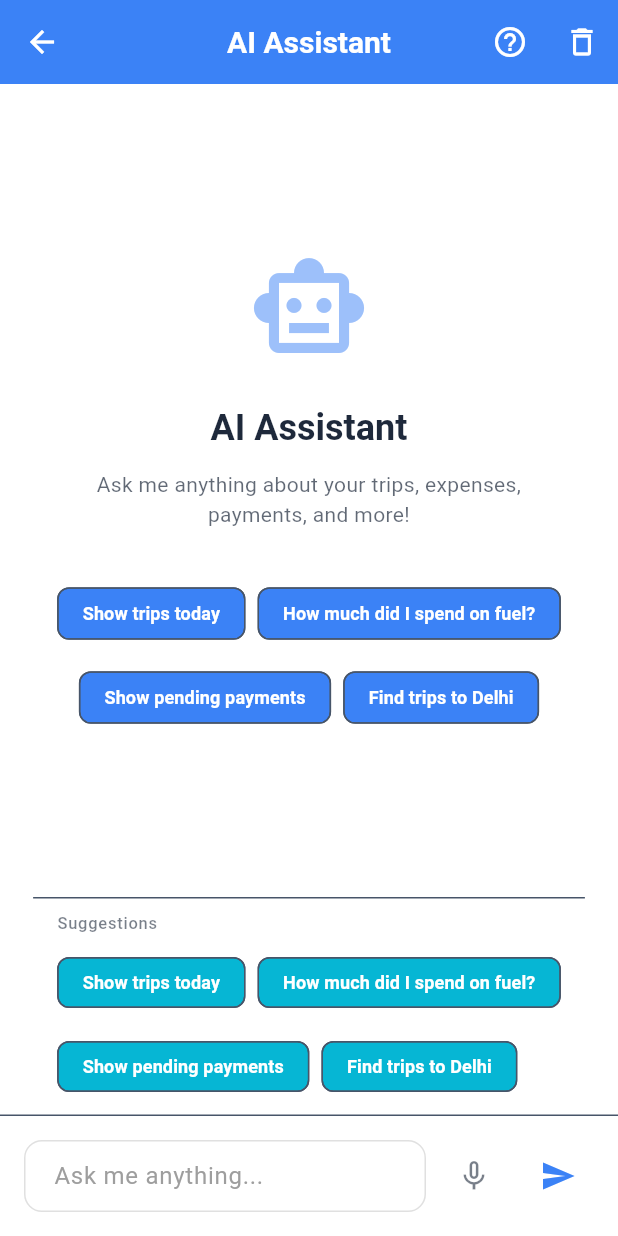
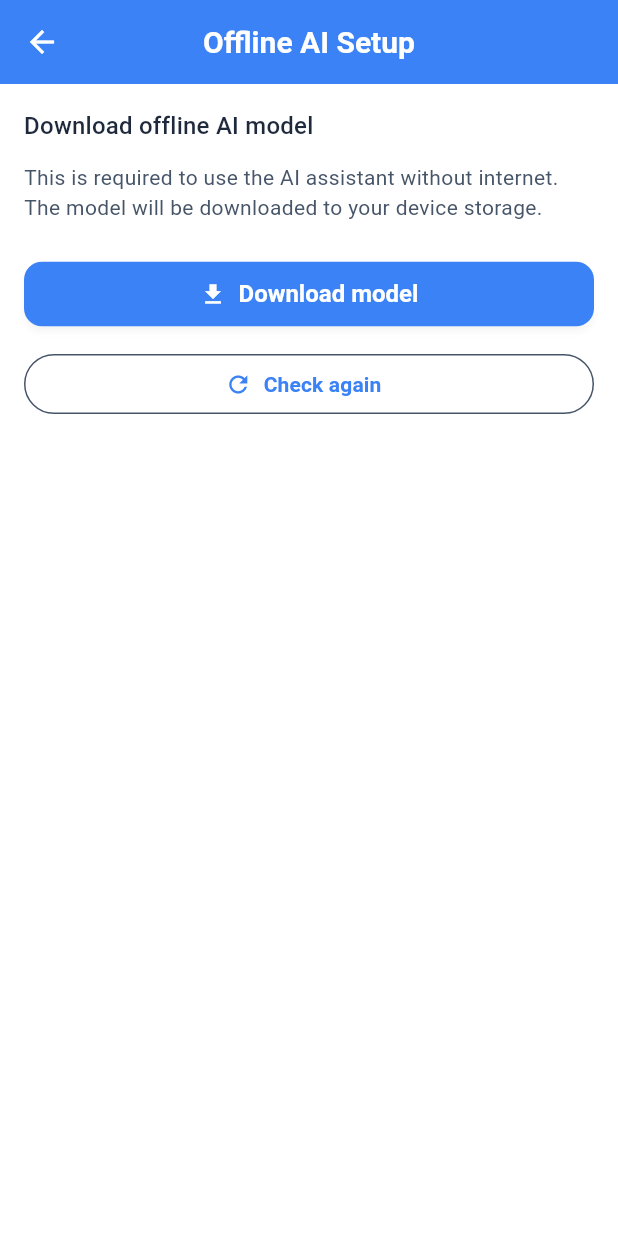
Before and after one commit to zaftyslogistics-code/tranZfort-app-offline, a Flutter app: the screen it shows after launch, scrolled down 576 dp, after a tap on the "smart toy" icon, on a phone screen of 412 x 824 dp. Run offline on Flutter 3.47's test engine with Material 3 defaults, Android fonts, the light colour scheme and no system bars; our stand-ins replace drift, easy_localization, fl_chart, flutter_local_notifications, flutter_map, flutter_riverpod and 7 more; missing offline and left inert: flutter_map_tile_caching; accounts and stored records are empty; generated files the repository leaves out were written again.

Commit message:
feat: add offline AI setup screen and gate AI entry

```diff
--- a/lib/main.dart
+++ b/lib/main.dart
@@ -17,7 +17,7 @@ import 'presentation/pages/payment_list_screen.dart';
 import 'presentation/pages/trip_form_screen.dart';
 import 'presentation/pages/expense_form_screen.dart';
 import 'presentation/pages/settings_screen.dart';
-import 'presentation/pages/ai_chat_screen.dart';
+import 'presentation/pages/ai_entry_screen.dart';
 import 'presentation/widgets/quick_action_fab.dart';
 import 'presentation/widgets/ai_assistant_fab.dart';
 import 'core/theme/app_theme.dart';
@@ -82,7 +82,7 @@ class DashboardScreen extends ConsumerWidget {
             onPressed: () {
               Navigator.of(context).push(
                 MaterialPageRoute(
-                  builder: (context) => const AiChatScreen(),
+                  builder: (context) => const AiEntryScreen(),
                 ),
               );
             },
--- /dev/null
+++ b/lib/presentation/pages/ai_entry_screen.dart
@@ -0,0 +1,25 @@
+import 'package:flutter/material.dart';
+import 'package:flutter_riverpod/flutter_riverpod.dart';
+
+import '../providers/model_manager_provider.dart';
+import 'ai_chat_screen.dart';
+import 'ai_setup_screen.dart';
+
+class AiEntryScreen extends ConsumerWidget {
+  const AiEntryScreen({super.key});
+
+  @override
+  Widget build(BuildContext context, WidgetRef ref) {
+    final stateAsync = ref.watch(modelManagerControllerProvider);
+
+    return stateAsync.when(
+      data: (state) {
+        final isReady =
+            state.status == ModelInstallStatus.installed && state.installedModel != null;
+        return isReady ? const AiChatScreen() : const AiSetupScreen();
+      },
+      error: (error, stack) => const AiSetupScreen(),
+      loading: () => const AiSetupScreen(),
+    );
+  }
+}
--- /dev/null
+++ b/lib/presentation/pages/ai_setup_screen.dart
@@ -0,0 +1,212 @@
+import 'package:flutter/material.dart';
+import 'package:flutter_riverpod/flutter_riverpod.dart';
+
+import '../providers/model_manager_provider.dart';
+import 'ai_chat_screen.dart';
+
+class AiSetupScreen extends ConsumerWidget {
+  const AiSetupScreen({super.key});
+
+  @override
+  Widget build(BuildContext context, WidgetRef ref) {
+    final theme = Theme.of(context);
+    final stateAsync = ref.watch(modelManagerControllerProvider);
+
+    return Scaffold(
+      appBar: AppBar(
+        title: const Text('Offline AI Setup'),
+      ),
+      body: stateAsync.when(
+        data: (state) {
+          final controller = ref.read(modelManagerControllerProvider.notifier);
+
+          final status = state.status;
+          final installed = state.installedModel;
+
+          Widget content;
+
+          if (status == ModelInstallStatus.downloading) {
+            final value = state.progress > 0 ? state.progress.clamp(0.0, 1.0) : null;
+            content = Column(
+              crossAxisAlignment: CrossAxisAlignment.start,
+              children: [
+                Text(
+                  'Downloading offline AI model…',
+                  style: theme.textTheme.titleMedium,
+                ),
+                const SizedBox(height: 12),
+                LinearProgressIndicator(value: value),
+                const SizedBox(height: 12),
+                Text(
+                  value == null
+                      ? 'Preparing download…'
+                      : '${(value * 100).toStringAsFixed(0)}% complete',
+                  style: theme.textTheme.bodyMedium,
+                ),
+                const SizedBox(height: 24),
+                SizedBox(
+                  width: double.infinity,
+                  child: OutlinedButton.icon(
+                    onPressed: controller.deleteInstalledModel,
+                    icon: const Icon(Icons.close),
+                    label: const Text('Cancel / Reset'),
+                  ),
+                ),
+              ],
+            );
+          } else if (status == ModelInstallStatus.installed && installed != null) {
+            content = Column(
+              crossAxisAlignment: CrossAxisAlignment.start,
+              children: [
+                Text(
+                  'Offline AI model is ready',
+                  style: theme.textTheme.titleMedium,
+                ),
+                const SizedBox(height: 12),
+                Text(
+                  installed.modelName,
+                  style: theme.textTheme.bodyMedium,
+                ),
+                const SizedBox(height: 6),
+                Text(
+                  '${(installed.bytes / (1024 * 1024)).toStringAsFixed(0)} MB',
+                  style: theme.textTheme.bodySmall,
+                ),
+                const SizedBox(height: 24),
+                SizedBox(
+                  width: double.infinity,
+                  child: ElevatedButton.icon(
+                    onPressed: () {
+                      Navigator.of(context).pushReplacement(
+                        MaterialPageRoute(builder: (_) => const AiChatScreen()),
+                      );
+                    },
+                    icon: const Icon(Icons.chat),
+                    label: const Text('Continue to AI Chat'),
+                  ),
+                ),
+                const SizedBox(height: 12),
+                SizedBox(
+                  width: double.infinity,
+                  child: OutlinedButton.icon(
+                    onPressed: controller.deleteInstalledModel,
+                    icon: const Icon(Icons.delete_outline),
+                    label: const Text('Delete model'),
+                  ),
+                ),
+              ],
+            );
+          } else if (status == ModelInstallStatus.error) {
+            content = Column(
+              crossAxisAlignment: CrossAxisAlignment.start,
+              children: [
+                Text(
+                  'Download failed',
+                  style: theme.textTheme.titleMedium?.copyWith(
+                    color: theme.colorScheme.error,
+                  ),
+                ),
+                const SizedBox(height: 12),
+                Text(
+                  state.errorMessage ?? 'Unknown error',
+                  style: theme.textTheme.bodySmall,
+                ),
+                const SizedBox(height: 24),
+                SizedBox(
+                  width: double.infinity,
+                  child: ElevatedButton.icon(
+                    onPressed: controller.installBaselineFromManifest,
+                    icon: const Icon(Icons.refresh),
+                    label: const Text('Retry download'),
+                  ),
+                ),
+                const SizedBox(height: 12),
+                SizedBox(
+                  width: double.infinity,
+                  child: OutlinedButton.icon(
+                    onPressed: controller.deleteInstalledModel,
+                    icon: const Icon(Icons.delete_outline),
+                    label: const Text('Reset'),
+                  ),
+                ),
+              ],
+            );
+          } else {
+            content = Column(
+              crossAxisAlignment: CrossAxisAlignment.start,
+              children: [
+                Text(
+                  'Download offline AI model',
+                  style: theme.textTheme.titleMedium,
+                ),
+                const SizedBox(height: 12),
+                Text(
+                  'This is required to use the AI assistant without internet. The model will be downloaded to your device storage.',
+                  style: theme.textTheme.bodyMedium,
+                ),
+                const SizedBox(height: 24),
+                SizedBox(
+                  width: double.infinity,
+                  child: ElevatedButton.icon(
+                    onPressed: controller.installBaselineFromManifest,
+                    icon: const Icon(Icons.download),
+                    label: const Text('Download model'),
+                  ),
+                ),
+                const SizedBox(height: 12),
+                SizedBox(
+                  width: double.infinity,
+                  child: OutlinedButton.icon(
+                    onPressed: controller.refreshInstalledValidity,
+                    icon: const Icon(Icons.refresh),
+                    label: const Text('Check again'),
+                  ),
+                ),
+              ],
+            );
+          }
+
+          return Padding(
+            padding: const EdgeInsets.all(16),
+            child: SingleChildScrollView(child: content),
+          );
+        },
+        error: (error, stack) {
+          return Padding(
+            padding: const EdgeInsets.all(16),
+            child: Column(
+              crossAxisAlignment: CrossAxisAlignment.start,
+              children: [
+                Text(
+                  'Offline AI setup unavailable',
+                  style: theme.textTheme.titleMedium?.copyWith(
+                    color: theme.colorScheme.error,
+                  ),
+                ),
+                const SizedBox(height: 12),
+                Text(
+                  error.toString(),
+                  style: theme.textTheme.bodySmall,
+                ),
+                const SizedBox(height: 24),
+                SizedBox(
+                  width: double.infinity,
+                  child: OutlinedButton.icon(
+                    onPressed: () {
+                      ref.invalidate(modelManagerControllerProvider);
+                    },
+                    icon: const Icon(Icons.refresh),
+                    label: const Text('Retry'),
+                  ),
+                ),
+              ],
+            ),
+          );
+        },
+        loading: () {
+          return const Center(child: CircularProgressIndicator());
+        },
+      ),
+    );
+  }
+}
--- a/lib/presentation/pages/expense_list_screen.dart
+++ b/lib/presentation/pages/expense_list_screen.dart
@@ -2,7 +2,7 @@ import 'package:flutter/material.dart';
 import 'package:flutter_riverpod/flutter_riverpod.dart';
 import '../providers/expense_provider.dart';
 import 'expense_form_screen.dart';
-import 'ai_chat_screen.dart';
+import 'ai_entry_screen.dart';
 import '../../data/database.dart';
 import '../../core/theme/app_theme.dart';
 import '../../core/widgets/ui_components.dart';
@@ -23,7 +23,7 @@ class ExpenseListScreen extends ConsumerWidget {
             onPressed: () {
               Navigator.of(context).push(
                 MaterialPageRoute(
-                  builder: (context) => const AiChatScreen(),
+                  builder: (context) => const AiEntryScreen(),
                 ),
               );
             },
--- a/lib/presentation/pages/trip_list_screen.dart
+++ b/lib/presentation/pages/trip_list_screen.dart
@@ -2,7 +2,7 @@ import 'package:flutter/material.dart';
 import 'package:flutter_riverpod/flutter_riverpod.dart';
 import '../providers/trip_provider.dart';
 import 'trip_form_screen.dart';
-import 'ai_chat_screen.dart';
+import 'ai_entry_screen.dart';
 import '../../data/database.dart';
 import '../../core/theme/app_theme.dart';
 import '../../core/widgets/ui_components.dart';
@@ -23,7 +23,7 @@ class TripListScreen extends ConsumerWidget {
             onPressed: () {
               Navigator.of(context).push(
                 MaterialPageRoute(
-                  builder: (context) => const AiChatScreen(),
+                  builder: (context) => const AiEntryScreen(),
                 ),
               );
             },
--- a/lib/presentation/widgets/ai_assistant_fab.dart
+++ b/lib/presentation/widgets/ai_assistant_fab.dart
@@ -1,5 +1,5 @@
 import 'package:flutter/material.dart';
-import '../pages/ai_chat_screen.dart';
+import '../pages/ai_entry_screen.dart';
 
 /// AI Assistant Floating Action Button
 /// Provides quick access to the AI chat assistant from anywhere in the app
@@ -20,7 +20,7 @@ class AiAssistantFab extends StatelessWidget {
       onPressed: () {
         Navigator.of(context).push(
           MaterialPageRoute(
-            builder: (context) => const AiChatScreen(),
+            builder: (context) => const AiEntryScreen(),
           ),
         );
       },
@@ -48,7 +48,7 @@ class AiAssistantMiniFab extends StatelessWidget {
       onPressed: () {
         Navigator.of(context).push(
           MaterialPageRoute(
-            builder: (context) => const AiChatScreen(),
+            builder: (context) => const AiEntryScreen(),
           ),
         );
       },
@@ -140,7 +140,7 @@ class AiQuickQueryButton extends StatelessWidget {
                   Navigator.pop(context);
                   Navigator.of(context).push(
                     MaterialPageRoute(
-                      builder: (context) => const AiChatScreen(),
+                      builder: (context) => const AiEntryScreen(),
                     ),
                   );
                 },
@@ -168,7 +168,7 @@ class AiQuickQueryButton extends StatelessWidget {
         Navigator.pop(context);
         Navigator.of(context).push(
           MaterialPageRoute(
-            builder: (context) => const AiChatScreen(),
+            builder: (context) => const AiEntryScreen(),
           ),
         );
         // TODO: Auto-send query when chat opens
```
